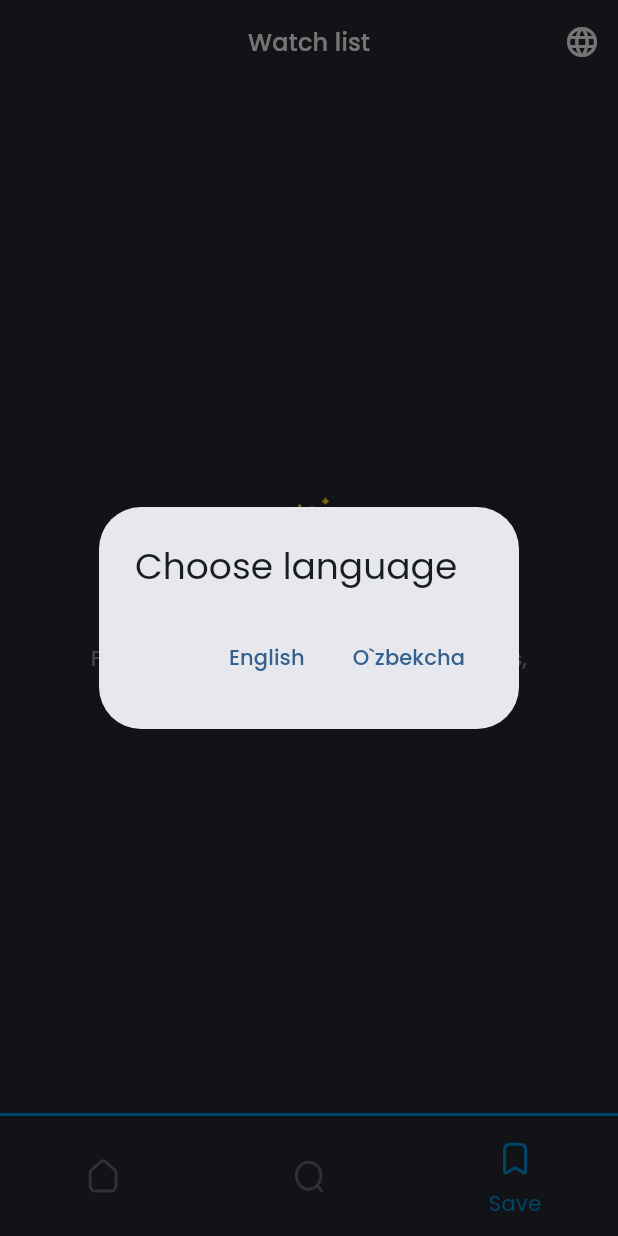
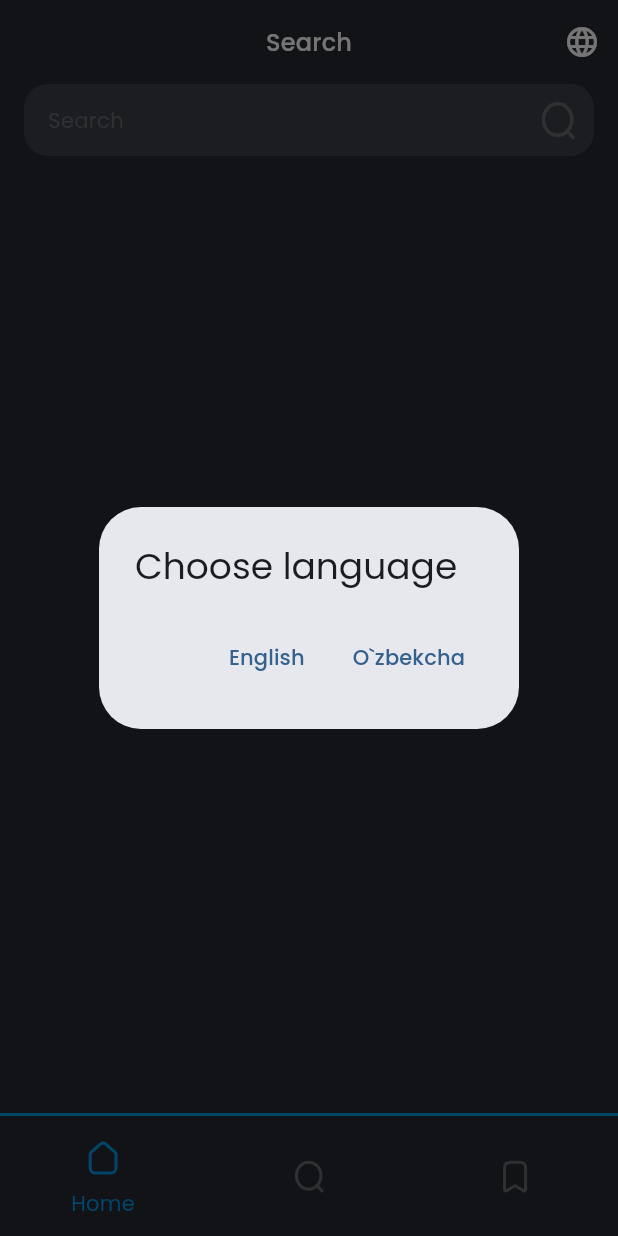
Before and after one commit to abdulaziz023/movie_app, a Flutter app: the screen it shows after launch, item 3 of the bottom bar chosen, after a tap on the "language" icon, on a phone screen of 412 x 824 dp. Run offline on Flutter 3.47's test engine with Material 2 defaults, Android fonts, the phone set to English and light mode, and no system bars; our stand-ins replace connectivity_plus, dio, flutter_svg, shared_preferences, sqflite; accounts and stored records are empty; network calls fail.

Commit message:
SetStates removed localization and Sqflite added to movies app

```diff
--- a/lib/main.dart
+++ b/lib/main.dart
@@ -1,11 +1,9 @@
 import 'package:flutter/material.dart';
-
 import 'src/common/service/db_service.dart';
 import 'src/common/widget/app.dart';
 
 void main() async {
   WidgetsFlutterBinding.ensureInitialized();
   await DBService.initialize();
-
   runApp(const App());
 }
--- a/lib/src/common/localization/app_localizations.dart
+++ b/lib/src/common/localization/app_localizations.dart
@@ -104,6 +104,45 @@ abstract class AppLocalizations {
   /// In en, this message translates to:
   /// **'What do you want to watch?'**
   String get whatToWatch;
+
+  /// No description provided for @search.
+  ///
+  /// In en, this message translates to:
+  /// **'Search'**
+  String get search;
+
+  /// No description provided for @detail.
+  ///
+  /// In en, this message translates to:
+  /// **'Detail'**
+  String get detail;
+
+  /// No description provided for @save.
+  ///
+  /// In en, this message translates to:
+  /// **'Save'**
+  String get save;
+
+  /// No description provided for @watchList.
+  ///
+  /// In en, this message translates to:
+  /// **'Watch List'**
+  String get watchList;
+
+  /// No description provided for @thereIsNo.
+  ///
+  /// In en, this message translates to:
+  /// **'There is no movie yet'**
+  String get thereIsNo;
+
+  /// No description provided for @findMovie.
+  ///
+  /// In en, this message translates to:
+  /// **'Find your movie bu Type title,categories,years,etc'**
+  String get findMovie;
+  String get chooseLan;
+  String get home;
+  String get weSorry;
 }
 
 class _AppLocalizationsDelegate extends LocalizationsDelegate<AppLocalizations> {
--- a/lib/src/feature/popular_movies/widget/home_screen.dart
+++ b/lib/src/feature/popular_movies/widget/home_screen.dart
@@ -19,33 +19,32 @@ class HomeScreen extends StatefulWidget {
 
 class HomeScreenState extends State<HomeScreen> {
   late final PageController controller;
-  int pageNumber = 0;
+  late final ValueNotifier<int> pageNumberNotifier;
 
   late final FocusNode focus;
-
-  void pageChange(int index) {
-    pageNumber = index;
-
-    controller.animateToPage(
-      index,
-      duration: const Duration(milliseconds: 300),
-      curve: Curves.linear,
-    );
-
-    setState(() {});
-  }
 
   @override
   void initState() {
     super.initState();
     controller = PageController();
     focus = FocusNode(debugLabel: 'search_text_field_focus');
+    pageNumberNotifier = ValueNotifier<int>(0);
+  }
+
+  void pageChange(int index) {
+    pageNumberNotifier.value = index;
+    controller.animateToPage(
+      index,
+      duration: const Duration(milliseconds: 300),
+      curve: Curves.linear,
+    );
   }
 
   @override
   void dispose() {
     controller.dispose();
     focus.dispose();
+    pageNumberNotifier.dispose();
     super.dispose();
   }
 
@@ -57,23 +56,28 @@ class HomeScreenState extends State<HomeScreen> {
         backgroundColor: AppColors.transparent,
         elevation: 0,
         centerTitle: true,
-        title: Text(
+        title: ValueListenableBuilder<int>(
+          valueListenable: pageNumberNotifier,
+          builder: (context, pageNumber, _) {
+            return Text(
               switch (pageNumber) {
                 0 => context.l10n.whatToWatch,
-            1 => 'Search',
-            2 => 'Watch list',
+                1 => context.l10n.search,
+                2 => context.l10n.whatToWatch,
                 _ => '',
               },
               style: context.textTheme.titleMedium?.copyWith(
                 color: AppColors.white,
               ),
+            );
+          },
         ),
         actions: [
           IconButton(
             onPressed: () => showDialog(
               context: context,
               builder: (context) => AlertDialog.adaptive(
-                title: const Text('Choose language'),
+                title:  Text(context.l10n.chooseLan),
                 actions: [
                   TextButton(
                     onPressed: () async {
@@ -105,6 +109,7 @@ class HomeScreenState extends State<HomeScreen> {
       body: PageView(
         controller: controller,
         physics: const NeverScrollableScrollPhysics(),
+        onPageChanged: pageChange,
         children: const [
           PopularMovieScreen(),
           SearchScreen(),
@@ -117,7 +122,7 @@ class HomeScreenState extends State<HomeScreen> {
           padding: const EdgeInsets.only(top: 2.0),
           child: NavigationBar(
             onDestinationSelected: pageChange,
-            selectedIndex: pageNumber,
+            selectedIndex: pageNumberNotifier.value,
             destinations: [
               NavigationDestination(
                 icon: SvgPicture.asset(AppIcons.home),
@@ -128,7 +133,7 @@ class HomeScreenState extends State<HomeScreen> {
                     BlendMode.srcATop,
                   ),
                 ),
-                label: 'Home',
+                label: context.l10n.home,
               ),
               NavigationDestination(
                 icon: SvgPicture.asset(AppIcons.search),
@@ -139,7 +144,7 @@ class HomeScreenState extends State<HomeScreen> {
                     BlendMode.srcATop,
                   ),
                 ),
-                label: 'Search',
+                label: context.l10n.search,
               ),
               NavigationDestination(
                 icon: SvgPicture.asset(AppIcons.save),
@@ -150,7 +155,7 @@ class HomeScreenState extends State<HomeScreen> {
                     BlendMode.srcATop,
                   ),
                 ),
-                label: 'Save',
+                label: context.l10n.save,
               ),
             ],
           ),
--- a/lib/src/feature/popular_movies/widget/popular_movie_screen.dart
+++ b/lib/src/feature/popular_movies/widget/popular_movie_screen.dart
@@ -23,7 +23,7 @@ class _PopularMovieScreenState extends State<PopularMovieScreen> {
 
   late final IPopularRepository repository;
 
-  final List<MovieModel> movies = [];
+  final ValueNotifier<List<MovieModel>> movies = ValueNotifier<List<MovieModel>>([]);
   int page = 1;
 
   @override
@@ -35,8 +35,8 @@ class _PopularMovieScreenState extends State<PopularMovieScreen> {
   }
 
   void getMovies() async {
-    movies.addAll(await repository.getMovies(page++));
-    setState(() {});
+    final newMovies = await repository.getMovies(page++);
+    movies.value = [...movies.value, ...newMovies];
   }
 
   void pagination() {
@@ -80,7 +80,7 @@ class _PopularMovieScreenState extends State<PopularMovieScreen> {
                 ),
                 child: ListTile(
                   title: Text(
-                    'Search',
+                    context.l10n.search,
                     style: context.textTheme.bodyMedium?.copyWith(
                       color: AppColors.textUnselected,
                     ),
@@ -100,10 +100,13 @@ class _PopularMovieScreenState extends State<PopularMovieScreen> {
               child: RefreshIndicator(
                 onRefresh: () async {
                   page = 1;
-                  movies.clear();
+                  movies.value = [];
                   getMovies();
                 },
-                child: GridView.builder(
+                child: ValueListenableBuilder<List<MovieModel>>(
+                  valueListenable: movies,
+                  builder: (context, movieList, child) {
+                    return GridView.builder(
                       controller: controller,
                       gridDelegate: const SliverGridDelegateWithFixedCrossAxisCount(
                         crossAxisCount: 3,
@@ -111,13 +114,13 @@ class _PopularMovieScreenState extends State<PopularMovieScreen> {
                         crossAxisSpacing: 8,
                         childAspectRatio: 1 / 1.4,
                       ),
-                  itemCount: movies.length,
+                      itemCount: movieList.length,
                       itemBuilder: (context, index) => InkWell(
                         onTap: () => Navigator.push(
                           context,
                           MaterialPageRoute(
                             builder: (context) =>
-                            MovieDetailScreen(movie: movies[index]),
+                                MovieDetailScreen(movie: movieList[index]),
                           ),
                         ),
                         borderRadius: const BorderRadius.all(
@@ -131,12 +134,16 @@ class _PopularMovieScreenState extends State<PopularMovieScreen> {
                             image: DecorationImage(
                               fit: BoxFit.cover,
                               image: NetworkImage(
-                           movies[index].posterPath != null? ApiConst.imageLoadEntry + movies[index].posterPath! : Config.noImage,
+                                movieList[index].posterPath != null
+                                    ? ApiConst.imageLoadEntry + movieList[index].posterPath!
+                                    : Config.noImage,
                               ),
                             ),
                           ),
                         ),
                       ),
+                    );
+                  },
                 ),
               ),
             ),
--- a/lib/src/feature/search/widget/search_screen.dart
+++ b/lib/src/feature/search/widget/search_screen.dart
@@ -23,7 +23,7 @@ class _SearchScreenState extends State<SearchScreen> {
 
   late final ScrollController controller;
 
-  List<MovieModel> movies = [];
+  final ValueNotifier<List<MovieModel>> movies = ValueNotifier<List<MovieModel>>([]);
   String searchText = '';
   int page = 1;
 
@@ -37,29 +37,33 @@ class _SearchScreenState extends State<SearchScreen> {
     });
   }
 
+  void debouncing(String value) {
+    timer?.cancel();
+
+    timer = Timer(Duration(milliseconds: 500), () {
+      onChange(value);
+    });
+  }
+
   void onChange(String value) async {
-    print(value);
 
     searchText = value;
     page = 1;
 
-    movies = await repository.getMovies(
+    movies.value = await repository.getMovies(
       page: page++,
       text: searchText,
     );
-
-    setState(() {});
   }
 
   void pagination() async {
     if (controller.position.pixels == controller.position.maxScrollExtent) {
-      movies.addAll(
+      movies.value.addAll(
         await repository.getMovies(
           page: page++,
           text: searchText,
         ),
       );
-      setState(() {});
     }
   }
 
@@ -75,6 +79,7 @@ class _SearchScreenState extends State<SearchScreen> {
     controller
       ..removeListener(pagination)
       ..dispose();
+    movies.dispose();
     super.dispose();
   }
 
@@ -98,10 +103,10 @@ class _SearchScreenState extends State<SearchScreen> {
                   color: AppColors.white,
                 ),
                 textAlignVertical: TextAlignVertical.center,
-                onChanged: throttling,
+                onChanged: debouncing,
                 decoration: InputDecoration(
                   border: InputBorder.none,
-                  hintText: 'Search',
+                  hintText: context.l10n.search,
                   hintStyle: context.textTheme.bodyMedium?.copyWith(
                     color: AppColors.textUnselected,
                   ),
@@ -117,10 +122,15 @@ class _SearchScreenState extends State<SearchScreen> {
               ),
             ),
             Expanded(
-              child: SearchBody(
-                movies: movies,
-                isTyped: searchText.isNotEmpty,
-                controller: controller,
+              child: ValueListenableBuilder<List<MovieModel>>(
+                valueListenable: movies,
+                builder: (context, movieList, child) {
+                  return SearchBody(
+                    movies: movieList,
+                    isTyped: searchText.isNotEmpty,
+                    controller: controller,
+                  );
+                },
               ),
             ),
           ],
@@ -149,7 +159,7 @@ class SearchBody extends StatelessWidget {
         child: Padding(
           padding: const EdgeInsets.all(40.0),
           child: Text(
-            'Find your movie by Type title, categories, years, etc',
+            context.l10n.findMovie,
             textAlign: TextAlign.center,
             style: context.textTheme.titleMedium?.copyWith(
               color: AppColors.white,
@@ -168,7 +178,7 @@ class SearchBody extends StatelessWidget {
             children: [
               SvgPicture.asset(AppIcons.noResult),
               Text(
-                'We Are Sorry, We Can Not Find The Movie :(',
+                context.l10n.weSorry,
                 textAlign: TextAlign.center,
                 style: context.textTheme.titleMedium?.copyWith(
                   color: AppColors.white,
@@ -176,7 +186,7 @@ class SearchBody extends StatelessWidget {
                 ),
               ),
               Text(
-                'Find your movie by Type title, categories, years, etc',
+                context.l10n.findMovie,
                 textAlign: TextAlign.center,
                 style: context.textTheme.titleSmall?.copyWith(
                   color: AppColors.greyText,
--- a/lib/src/feature/watch_list/widget/watch_list_screen.dart
+++ b/lib/src/feature/watch_list/widget/watch_list_screen.dart
@@ -16,14 +16,11 @@ class WatchListScreen extends StatefulWidget {
 }
 
 class WatchListScreenState extends State<WatchListScreen> {
-  final List<MovieModel> movies = [];
+  final ValueNotifier<List<MovieModel>> movies = ValueNotifier<List<MovieModel>>([]);
 
   void getMovies() async {
-    movies.clear();
-
-    movies.addAll((await DBService().getMovies()).reversed);
-
-    setState(() {});
+    final List<MovieModel> retrievedMovies = await DBService().getMovies();
+    movies.value = retrievedMovies;
   }
 
   @override
@@ -36,7 +33,10 @@ class WatchListScreenState extends State<WatchListScreen> {
   Widget build(BuildContext context) {
     return Scaffold(
       backgroundColor: AppColors.main,
-      body: movies.isEmpty
+      body: ValueListenableBuilder<List<MovieModel>>(
+        valueListenable: movies,
+        builder: (context, movieList, child) {
+          return movieList.isEmpty
               ? Center(
             child: Padding(
               padding: const EdgeInsets.all(50.0),
@@ -46,7 +46,7 @@ class WatchListScreenState extends State<WatchListScreen> {
                 children: [
                   SvgPicture.asset(AppIcons.emptyBox),
                   Text(
-                      'There is no movie yet!',
+                    context.l10n.thereIsNo,
                     textAlign: TextAlign.center,
                     style: context.textTheme.titleMedium?.copyWith(
                       color: AppColors.white,
@@ -54,7 +54,7 @@ class WatchListScreenState extends State<WatchListScreen> {
                     ),
                   ),
                   Text(
-                      'Find your movie by Type title, categories, years, etc',
+                    context.l10n.findMovie,
                     textAlign: TextAlign.center,
                     style: context.textTheme.titleSmall?.copyWith(
                       color: AppColors.greyText,
@@ -67,10 +67,12 @@ class WatchListScreenState extends State<WatchListScreen> {
           )
               : ListView.builder(
             padding: const EdgeInsets.symmetric(horizontal: 16, vertical: 5),
-              itemCount: movies.length,
+            itemCount: movieList.length,
             itemBuilder: (context, index) => MovieItem(
-                movie: movies[index],
+              movie: movieList[index],
             ),
+          );
+        },
       ),
     );
   }
```
Also changed, not shown: lib/src/common/localization/app_en.arb (+10 -1 lines), lib/src/common/localization/app_localizations_en.dart (+30 -0 lines), lib/src/common/localization/app_localizations_uz.dart (+30 -0 lines), lib/src/common/localization/app_uz.arb (+10 -1 lines). Lines whose indentation alone changed are shown as unchanged.
